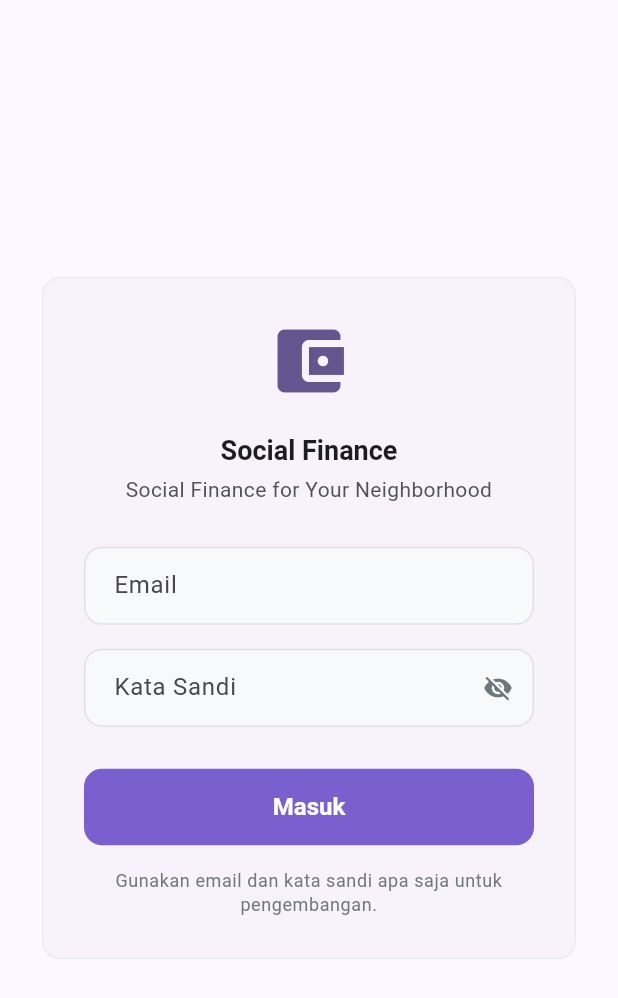
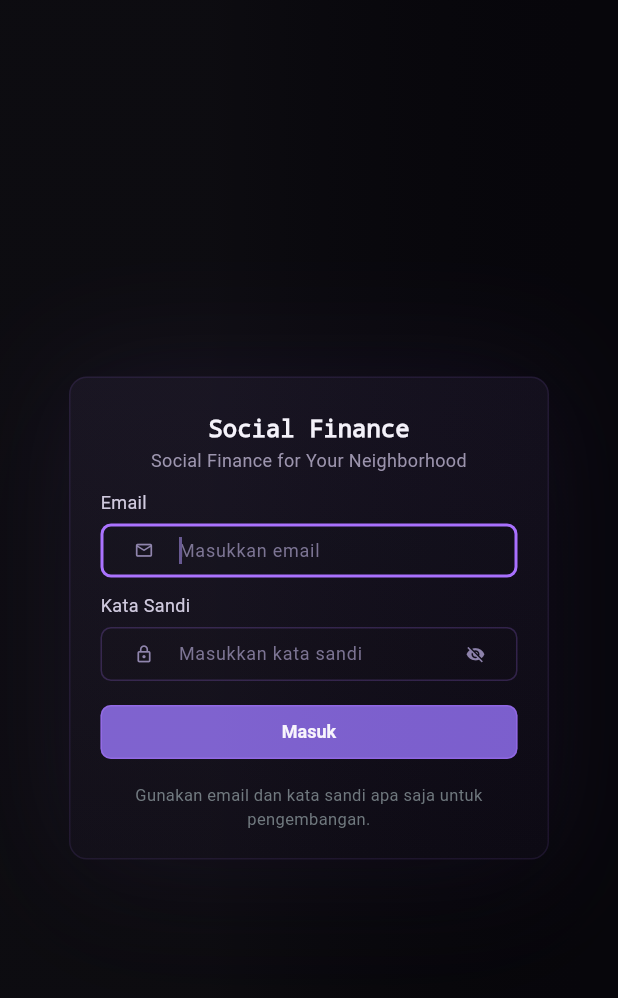
Before and after one commit to andjoy404/social-finance, a Flutter app: the screen it shows after launch, on a phone screen of 412 x 824 dp. Shown: the top 998 px of the screen. Run offline on Flutter 3.47's test engine with Material 3 defaults, Android fonts, the phone set to English and light mode, and no system bars; our stand-ins replace dio, fl_chart, flutter_riverpod, go_router.

Commit message:
feat(auth): align Android login UI with web

```diff
--- a/mobile/lib/features/auth/presentation/screens/login_screen.dart
+++ b/mobile/lib/features/auth/presentation/screens/login_screen.dart
@@ -3,12 +3,12 @@ import 'package:flutter_riverpod/flutter_riverpod.dart';
 
 import 'package:social_finance/core/constants/app_constants.dart';
 import 'package:social_finance/core/errors/app_errors.dart';
-import 'package:social_finance/core/theme/app_colors.dart';
-import 'package:social_finance/core/widgets/app_card.dart';
-import 'package:social_finance/core/widgets/app_text_field.dart';
-import 'package:social_finance/core/widgets/primary_button.dart';
 import 'package:social_finance/features/auth/data/mock_auth_repository.dart';
 
+/// Login screen that matches the Web login design.
+///
+/// Visual reference: [frontend/src/styles/login.css] and
+/// [frontend/src/features/auth/Login.tsx].
 class LoginScreen extends ConsumerStatefulWidget {
   const LoginScreen({super.key});
 
@@ -20,6 +20,7 @@ class _LoginScreenState extends ConsumerState<LoginScreen> {
   final _emailController = TextEditingController();
   final _passwordController = TextEditingController();
   bool _obscurePassword = true;
+  String _error = '';
 
   @override
   void dispose() {
@@ -31,6 +32,12 @@ class _LoginScreenState extends ConsumerState<LoginScreen> {
   void _handleLogin() {
     final email = _emailController.text.trim();
     final password = _passwordController.text;
+    if (email.isEmpty || password.isEmpty) {
+      setState(() {
+        _error = 'Email dan kata sandi harus diisi.';
+      });
+      return;
+    }
     final authRepo = ref.read(authRepositoryProvider.notifier);
     authRepo.login(email, password);
   }
@@ -38,133 +45,360 @@ class _LoginScreenState extends ConsumerState<LoginScreen> {
   @override
   Widget build(BuildContext context) {
     final authState = ref.watch(authRepositoryProvider);
-    final theme = Theme.of(context);
     final isLoading = authState is AsyncLoading;
 
-    String? errorMessage;
-    if (authState != null && authState.hasError) {
+    // Update error from state changes
+    if ((authState != null && authState.hasError) && _error.isEmpty) {
       final err = authState.error;
       if (err is AuthError) {
-        errorMessage = err.message;
+        _error = err.message;
       } else if (err != null) {
-        errorMessage = err.toString();
+        _error = err.toString();
       }
     }
 
     return Scaffold(
-      backgroundColor: theme.scaffoldBackgroundColor,
-      body: SafeArea(
+      backgroundColor: const Color(0xFF07060B),
+      body: _buildBackground(
         child: Center(
           child: SingleChildScrollView(
-            padding: const EdgeInsets.symmetric(horizontal: 24, vertical: 40),
-            child: AppCard(
-              padding: const EdgeInsets.all(28),
+            padding: const EdgeInsets.symmetric(
+              horizontal: 20,
+              vertical: 24,
+            ),
+            child: _buildCard(context, isLoading),
+          ),
+        ),
+      ),
+    );
+  }
+
+  Widget _buildBackground({required Widget child}) {
+    return Stack(
+      children: [
+        child,
+        Positioned.fill(
+          child: IgnorePointer(
+            child: CustomPaint(painter: _LoginBackgroundPainter()),
+          ),
+        ),
+      ],
+    );
+  }
+
+  Widget _buildCard(BuildContext context, bool isLoading) {
+    return GestureDetector(
+      onTap: () => FocusScope.of(context).unfocus(),
+      child: Container(
+        width: double.infinity,
+        constraints: const BoxConstraints(maxWidth: 320),
+        padding: const EdgeInsets.fromLTRB(20, 20, 20, 18),
+        decoration: BoxDecoration(
+          gradient: const LinearGradient(
+            begin: Alignment.topCenter,
+            end: Alignment.bottomCenter,
+            colors: [
+              Color(0xE015111F),
+              Color(0xF50D0A14),
+            ],
+          ),
+          borderRadius: BorderRadius.circular(12),
+          border: Border.all(
+            color: const Color(0x1AA970FF),
+            width: 1,
+          ),
+          boxShadow: [
+            BoxShadow(
+              color: Colors.black.withValues(alpha: 0.6),
+              blurRadius: 80,
+              offset: const Offset(0, 30),
+              spreadRadius: 0,
+            ),
+            BoxShadow(
+              color: const Color(0x1F7C5AC7),
+              blurRadius: 70,
+              offset: const Offset(0, 0),
+              spreadRadius: 0,
+            ),
+          ],
+        ),
         child: Column(
           mainAxisSize: MainAxisSize.min,
           crossAxisAlignment: CrossAxisAlignment.stretch,
           children: [
-                  // Brand icon
-                  Icon(
-                    Icons.account_balance_wallet,
-                    size: 56,
-                    color: theme.colorScheme.primary,
-                  ),
-                  const SizedBox(height: 20),
-                  // App identity
+            // Brand lockup
+            const SizedBox(height: 4),
             Text(
               AppConstants.appName,
               textAlign: TextAlign.center,
-                    style: theme.textTheme.headlineSmall,
+              style: const TextStyle(
+                fontFamily: 'monospace',
+                fontSize: 16,
+                fontWeight: FontWeight.w600,
+                color: Color(0xFFF5F3FB),
+                letterSpacing: -0.02,
+                height: 1.2,
+              ),
             ),
             const SizedBox(height: 4),
             Text(
               AppConstants.appTagline,
               textAlign: TextAlign.center,
-                    style: theme.textTheme.bodyMedium,
-                  ),
-                  const SizedBox(height: 28),
-
-                  // User-facing authentication error banner
-                  if (errorMessage != null) ...[
-                    Container(
-                      padding: const EdgeInsets.symmetric(
-                        horizontal: 14,
-                        vertical: 10,
-                      ),
-                      decoration: BoxDecoration(
-                        color: AppColors.expense.withValues(alpha: 0.1),
-                        borderRadius: BorderRadius.circular(8),
-                        border: Border.all(
-                          color: AppColors.expense.withValues(alpha: 0.3),
+              style: const TextStyle(
+                fontSize: 12,
+                color: Color(0xFF9B93AD),
+                height: 1.35,
               ),
             ),
-                      child: Row(
-                        children: [
-                          const Icon(
-                            Icons.error_outline,
-                            color: AppColors.expense,
-                            size: 20,
+            const SizedBox(height: 12),
+
+            // Error message
+            if (_error.isNotEmpty) ...[
+              Container(
+                padding: const EdgeInsets.symmetric(horizontal: 10, vertical: 6),
+                decoration: BoxDecoration(
+                  color: const Color(0xFFE8453C).withValues(alpha: 0.12),
+                  borderRadius: BorderRadius.circular(7),
+                  border: Border.all(
+                    color: const Color(0x80F2495C),
                   ),
-                          const SizedBox(width: 10),
-                          Expanded(
+                ),
                 child: Text(
-                              errorMessage,
-                              style: theme.textTheme.bodySmall?.copyWith(
-                                color: AppColors.expense,
-                                fontWeight: FontWeight.w500,
+                  _error,
+                  style: const TextStyle(
+                    fontSize: 12,
+                    color: Color(0xFFFF98A6),
                   ),
+                ),
+              ),
+              const SizedBox(height: 10),
+            ],
+
+            // Email field
+            _buildField(
+              context,
+              label: 'Email',
+              controller: _emailController,
+              hintText: 'Masukkan email',
+              keyboardType: TextInputType.emailAddress,
+              prefixIcon: Icons.email_outlined,
+              autoFocus: !isLoading,
+            ),
+            const SizedBox(height: 11),
+
+            // Password field
+            _buildField(
+              context,
+              label: 'Kata Sandi',
+              controller: _passwordController,
+              hintText: 'Masukkan kata sandi',
+              obscureText: _obscurePassword,
+              prefixIcon: Icons.lock_outline,
+              suffixIcon: _buildPasswordToggle(),
+            ),
+            const SizedBox(height: 16),
+
+            // Submit button
+            _buildSubmitButton(isLoading),
+
+            // Help text
+            const SizedBox(height: 16),
+            Text(
+              'Gunakan email dan kata sandi apa saja untuk pengembangan.',
+              textAlign: TextAlign.center,
+              style: const TextStyle(
+                fontSize: 11,
+                color: Color(0xFF6E777D),
               ),
             ),
           ],
         ),
       ),
-                    const SizedBox(height: 16),
-                  ],
+    );
+  }
 
-                  // Form
-                  AppTextField(
-                    controller: _emailController,
-                    label: 'Email',
-                    hintText: 'Masukkan email',
-                    keyboardType: TextInputType.emailAddress,
-                  ),
-                  const SizedBox(height: 16),
-                  AppTextField(
-                    controller: _passwordController,
-                    label: 'Kata Sandi',
-                    hintText: 'Masukkan kata sandi',
-                    obscureText: _obscurePassword,
-                    suffixIcon: GestureDetector(
-                      onTap: () {
-                        setState(() => _obscurePassword = !_obscurePassword);
-                      },
-                      child: Icon(
-                        _obscurePassword
-                            ? Icons.visibility_off
-                            : Icons.visibility,
-                        size: 20,
-                        color: theme.textTheme.bodySmall?.color,
+  Widget _buildField(
+    BuildContext context, {
+    required String label,
+    required TextEditingController controller,
+    required String hintText,
+    TextInputType? keyboardType,
+    bool obscureText = false,
+    IconData? prefixIcon,
+    Widget? suffixIcon,
+    bool autoFocus = false,
+    bool enabled = true,
+  }) {
+    return Column(
+      crossAxisAlignment: CrossAxisAlignment.stretch,
+      children: [
+        Text(
+          label,
+          style: const TextStyle(
+            fontSize: 12,
+            color: Color(0xFFCFC9DE),
+            height: 1.35,
           ),
         ),
+        const SizedBox(height: 6),
+        SizedBox(
+          height: 36,
+          child: TextField(
+            controller: controller,
+            obscureText: obscureText,
+            keyboardType: keyboardType,
+            autofocus: autoFocus,
+            enabled: enabled,
+            style: const TextStyle(
+              fontSize: 12,
+              color: Color(0xFFF2EFF9),
+              fontFamily: 'sans-serif',
             ),
-                  const SizedBox(height: 28),
-                  PrimaryButton(
-                    text: 'Masuk',
-                    isLoading: isLoading,
-                    onPressed: _handleLogin,
+            decoration: InputDecoration(
+              hintText: hintText,
+              hintStyle: const TextStyle(
+                fontSize: 12,
+                color: Color(0xFF7A7292),
+                fontFamily: 'sans-serif',
               ),
-                  const SizedBox(height: 16),
-                  Text(
-                    'Gunakan email dan kata sandi apa saja untuk pengembangan.',
-                    textAlign: TextAlign.center,
-                    style: theme.textTheme.bodySmall,
+              prefixIcon: prefixIcon != null
+                  ? Padding(
+                      padding: const EdgeInsets.only(left: 10),
+                      child: Icon(
+                        prefixIcon,
+                        size: 13,
+                        color: const Color(0xFF8D82AB),
                       ),
-                ],
+                    )
+                  : null,
+              suffixIcon: suffixIcon != null
+                  ? Padding(
+                      padding: const EdgeInsets.only(right: 4),
+                      child: suffixIcon,
+                    )
+                  : null,
+              filled: true,
+              fillColor: const Color(0x0F09070F),
+              border: OutlineInputBorder(
+                borderRadius: BorderRadius.circular(7),
+                borderSide: const BorderSide(
+                  color: Color(0x38A970FF),
+                ),
+              ),
+              enabledBorder: OutlineInputBorder(
+                borderRadius: BorderRadius.circular(7),
+                borderSide: const BorderSide(
+                  color: Color(0x38A970FF),
+                ),
+              ),
+              focusedBorder: OutlineInputBorder(
+                borderRadius: BorderRadius.circular(7),
+                borderSide: const BorderSide(
+                  color: Color(0xFFA970FF),
+                  width: 2,
+                ),
+              ),
+              contentPadding: const EdgeInsets.symmetric(
+                horizontal: 32,
+                vertical: 0,
               ),
             ),
           ),
         ),
+      ],
+    );
+  }
+
+  Widget _buildPasswordToggle() {
+    final obscure = _obscurePassword;
+    return GestureDetector(
+      onTap: () {
+        setState(() => _obscurePassword = !obscure);
+      },
+      child: Padding(
+        padding: const EdgeInsets.only(right: 4),
+        child: Icon(
+          obscure ? Icons.visibility_off : Icons.visibility,
+          size: 13,
+          color: const Color(0xFF8D82AB),
+        ),
+      ),
+    );
+  }
+
+  Widget _buildSubmitButton(bool isLoading) {
+    final isDisabled = isLoading;
+    return SizedBox(
+      width: double.infinity,
+      height: 36,
+      child: ElevatedButton(
+        onPressed: isDisabled ? null : _handleLogin,
+        style: ElevatedButton.styleFrom(
+          backgroundColor: isDisabled
+              ? const Color(0x387C5AC7)
+              : null,
+          foregroundColor: isDisabled
+              ? const Color(0x73C8C8EB)
+              : const Color(0xFFF8F5FD),
+          elevation: 0,
+          padding: EdgeInsets.zero,
+          shape: RoundedRectangleBorder(
+            borderRadius: BorderRadius.circular(7),
+            side: BorderSide(
+              color: isDisabled
+                  ? const Color(0x2DA970FF)
+                  : const Color(0x73A970FF),
+            ),
+          ),
+          textStyle: const TextStyle(
+            fontSize: 12,
+            fontWeight: FontWeight.w600,
+            letterSpacing: 0.01,
+          ),
+        ),
+        child: isLoading
+            ? SizedBox(
+                width: 16,
+                height: 16,
+                child: CircularProgressIndicator(
+                  strokeWidth: 2,
+                  backgroundColor: Colors.transparent,
+                  valueColor: AlwaysStoppedAnimation<Color>(
+                    const Color(0xFFF8F5FD),
+                  ),
+                ),
+              )
+            : Text(isLoading ? 'Memproses...' : 'Masuk'),
       ),
     );
   }
 }
+
+/// Background painter that reproduces the Web login's dark industrial
+/// wall treatment using the same radial gradients, seam lines, and glow.
+class _LoginBackgroundPainter extends CustomPainter {
+  @override
+  void paint(Canvas canvas, Size size) {
+    final paint1 = Paint()
+      ..shader = LinearGradient(
+        begin: Alignment.centerLeft,
+        end: Alignment.centerRight,
+        colors: [
+          Colors.white.withValues(alpha: 0.025),
+          Colors.transparent,
+        ],
+        stops: const [0.34, 1.0],
+      ).createShader(
+        Rect.fromLTWH(0, 0, size.width, size.height),
+      );
+
+    // White highlight fade
+    canvas.drawRect(
+      Rect.fromLTWH(0, 0, size.width, size.height),
+      paint1,
+    );
+  }
+
+  @override
+  bool shouldRepaint(covariant CustomPainter oldDelegate) => false;
+}
```
Also changed, not shown: 1 other file. Lines whose indentation alone changed are shown as unchanged.
